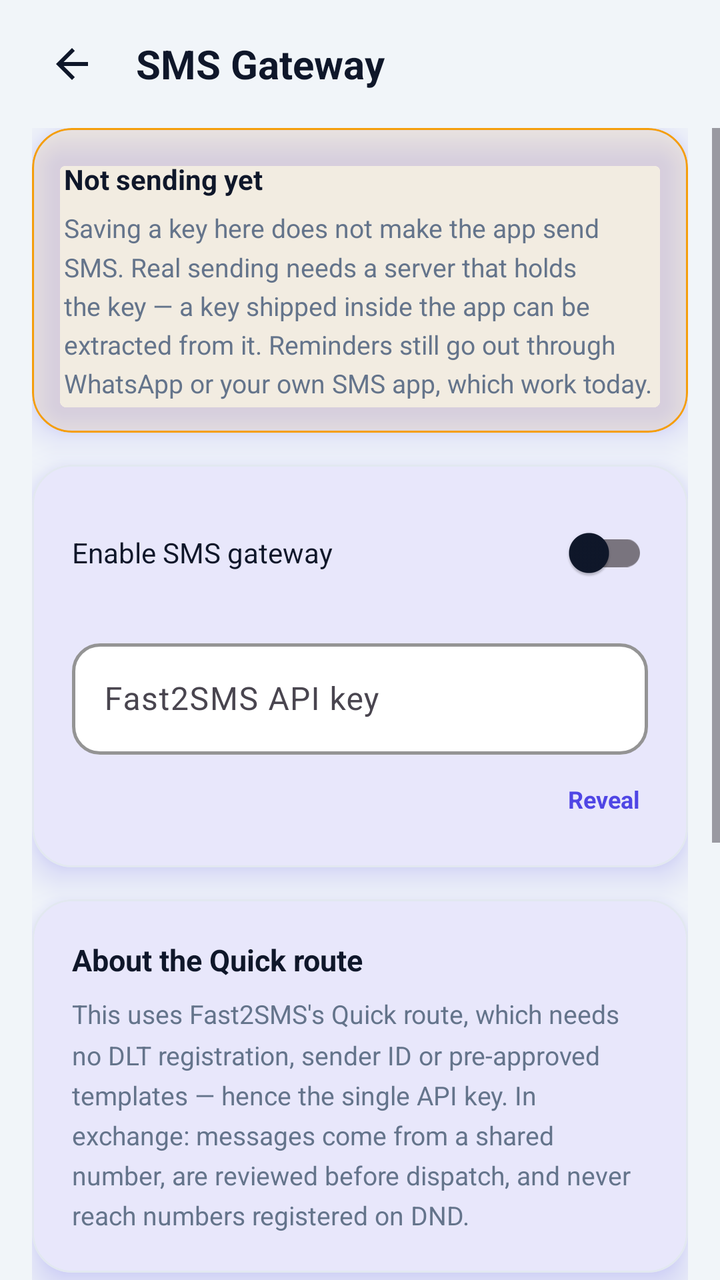
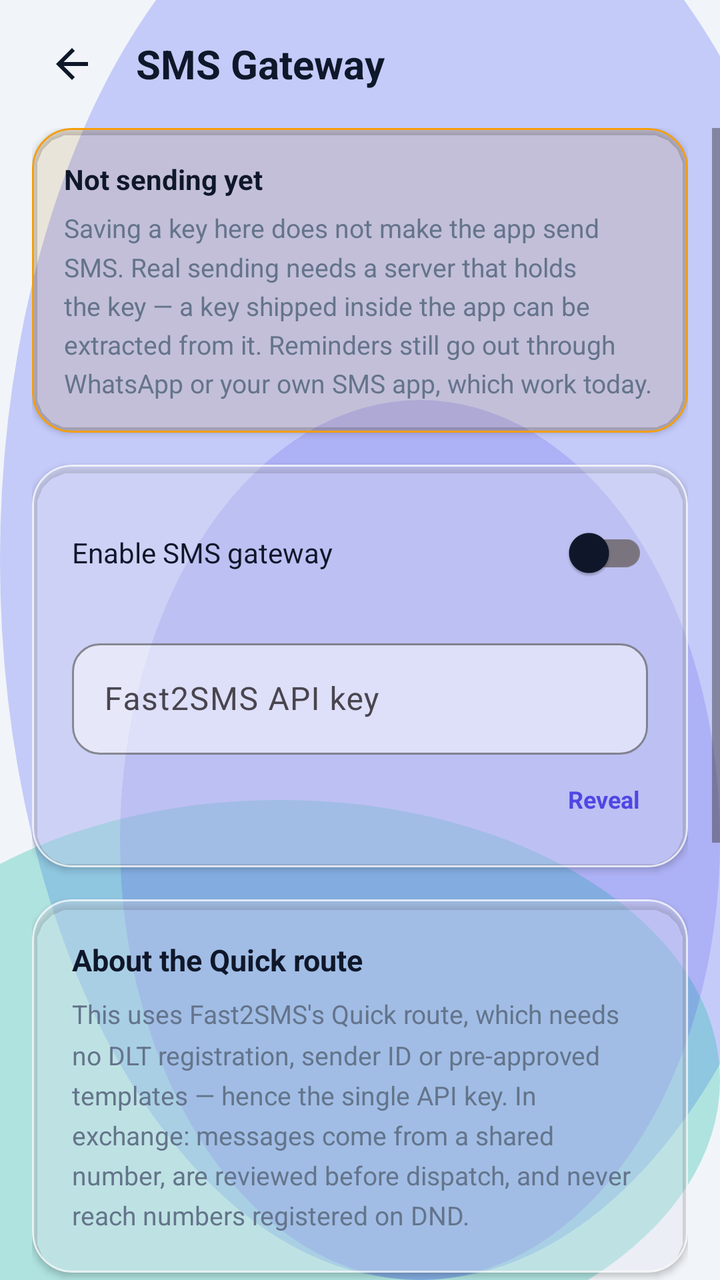

The first picture is an Android layout as it rendered before a commit; the second is the same layout after the commit. The layout source and the unified diff follow.
<!-- AndroidManifest.xml: application theme Theme.MoneyLens -->
<!-- res/layout/activity_sms_gateway.xml -->
<?xml version="1.0" encoding="utf-8"?>
<LinearLayout xmlns:android="http://schemas.android.com/apk/res/android"
    xmlns:app="http://schemas.android.com/apk/res-auto"
    android:layout_width="match_parent"
    android:layout_height="match_parent"
    android:orientation="vertical"
    android:background="@color/colorBackground">

    <LinearLayout
        android:layout_width="match_parent"
        android:layout_height="wrap_content"
        android:orientation="horizontal"
        android:gravity="center_vertical"
        android:paddingHorizontal="16dp"
        android:paddingVertical="12dp">

        <ImageView
            android:id="@+id/btnBack"
            android:layout_width="40dp"
            android:layout_height="40dp"
            android:padding="8dp"
            android:src="@drawable/ic_back"
            android:background="?attr/selectableItemBackgroundBorderless"
            android:contentDescription="@string/back"
            app:tint="@color/colorTextPrimary" />

        <TextView
            android:layout_width="0dp"
            android:layout_height="wrap_content"
            android:layout_weight="1"
            android:layout_marginStart="12dp"
            android:text="@string/gateway_title"
            android:textColor="@color/colorTextPrimary"
            android:textSize="20sp"
            android:textStyle="bold" />
    </LinearLayout>

    <ScrollView
        android:layout_width="match_parent"
        android:layout_height="0dp"
        android:layout_weight="1"
        android:fillViewport="true">

        <LinearLayout
            android:layout_width="match_parent"
            android:layout_height="wrap_content"
            android:orientation="vertical"
            android:paddingHorizontal="16dp"
            android:paddingBottom="32dp">

            
            <com.google.android.material.card.MaterialCardView
                style="@style/ClayCard"
                android:layout_width="match_parent"
                android:layout_height="wrap_content"
                android:layout_marginBottom="16dp"
                app:cardBackgroundColor="@color/colorWarningTint"
                app:strokeColor="@color/colorWarning">

                <LinearLayout
                    android:layout_width="match_parent"
                    android:layout_height="wrap_content"
                    android:orientation="vertical"
                    android:padding="16dp">

                    <TextView
                        android:layout_width="wrap_content"
                        android:layout_height="wrap_content"
                        android:layout_marginBottom="6dp"
                        android:text="@string/gateway_banner_title"
                        android:textColor="@color/colorTextPrimary"
                        android:textSize="14sp"
                        android:textStyle="bold" />

                    <TextView
                        android:layout_width="match_parent"
                        android:layout_height="wrap_content"
                        android:lineSpacingMultiplier="1.25"
                        android:text="@string/gateway_banner_body"
                        android:textColor="@color/colorTextSecondary"
                        android:textSize="13sp" />
                </LinearLayout>
            </com.google.android.material.card.MaterialCardView>

            
            <com.google.android.material.card.MaterialCardView
                style="@style/ClayCard"
                android:layout_width="match_parent"
                android:layout_height="wrap_content"
                android:layout_marginBottom="16dp">

                <LinearLayout
                    android:layout_width="match_parent"
                    android:layout_height="wrap_content"
                    android:orientation="vertical"
                    android:padding="20dp">

                    <LinearLayout
                        android:layout_width="match_parent"
                        android:layout_height="wrap_content"
                        android:orientation="horizontal"
                        android:gravity="center_vertical"
                        android:layout_marginBottom="16dp">

                        <TextView
                            android:layout_width="0dp"
                            android:layout_height="wrap_content"
                            android:layout_weight="1"
                            android:text="@string/gateway_enable"
                            android:textColor="@color/colorTextPrimary"
                            android:textSize="14sp" />

                        <com.google.android.material.switchmaterial.SwitchMaterial
                            android:id="@+id/switchGatewayEnabled"
                            android:layout_width="wrap_content"
                            android:layout_height="wrap_content" />
                    </LinearLayout>

                    <com.google.android.material.textfield.TextInputLayout
                        style="@style/ClayInput"
                        android:layout_width="match_parent"
                        android:layout_height="wrap_content"
                        android:hint="@string/gateway_api_key">

                        <com.google.android.material.textfield.TextInputEditText
                            android:id="@+id/etApiKey"
                            android:layout_width="match_parent"
                            android:layout_height="wrap_content"
                            android:inputType="textPassword"
                            android:textColor="@color/colorTextPrimary" />
                    </com.google.android.material.textfield.TextInputLayout>

                    <LinearLayout
                        android:layout_width="match_parent"
                        android:layout_height="wrap_content"
                        android:orientation="horizontal"
                        android:gravity="center_vertical"
                        android:layout_marginTop="8dp">

                        <TextView
                            android:id="@+id/txtStoredKey"
                            android:layout_width="0dp"
                            android:layout_height="wrap_content"
                            android:layout_weight="1"
                            android:textColor="@color/colorTextTertiary"
                            android:textSize="12sp" />

                        <TextView
                            android:id="@+id/btnRevealKey"
                            android:layout_width="wrap_content"
                            android:layout_height="wrap_content"
                            android:paddingVertical="6dp"
                            android:paddingHorizontal="4dp"
                            android:text="@string/gateway_reveal"
                            android:textColor="@color/colorPrimary"
                            android:textSize="12sp"
                            android:textStyle="bold"
                            android:background="?attr/selectableItemBackground" />
                    </LinearLayout>
                </LinearLayout>
            </com.google.android.material.card.MaterialCardView>

            
            <com.google.android.material.card.MaterialCardView
                style="@style/ClayCard"
                android:layout_width="match_parent"
                android:layout_height="wrap_content"
                android:layout_marginBottom="16dp">

                <LinearLayout
                    android:layout_width="match_parent"
                    android:layout_height="wrap_content"
                    android:orientation="vertical"
                    android:padding="20dp">

                    <TextView
                        android:layout_width="wrap_content"
                        android:layout_height="wrap_content"
                        android:layout_marginBottom="8dp"
                        android:text="@string/gateway_caveats_title"
                        android:textColor="@color/colorTextPrimary"
                        android:textSize="15sp"
                        android:textStyle="bold" />

                    <TextView
                        android:layout_width="match_parent"
                        android:layout_height="wrap_content"
                        android:lineSpacingMultiplier="1.3"
                        android:text="@string/gateway_caveats_body"
                        android:textColor="@color/colorTextSecondary"
                        android:textSize="13sp" />
                </LinearLayout>
            </com.google.android.material.card.MaterialCardView>

            
            <com.google.android.material.card.MaterialCardView
                style="@style/ClayCard"
                android:layout_width="match_parent"
                android:layout_height="wrap_content"
                android:layout_marginBottom="16dp">

                <LinearLayout
                    android:layout_width="match_parent"
                    android:layout_height="wrap_content"
                    android:orientation="vertical"
                    android:padding="20dp">

                    <TextView
                        android:layout_width="wrap_content"
                        android:layout_height="wrap_content"
                        android:layout_marginBottom="8dp"
                        android:text="@string/gateway_pricing_title"
                        android:textColor="@color/colorTextPrimary"
                        android:textSize="15sp"
                        android:textStyle="bold" />

                    <TextView
                        android:layout_width="match_parent"
                        android:layout_height="wrap_content"
                        android:lineSpacingMultiplier="1.3"
                        android:text="@string/gateway_pricing_body"
                        android:textColor="@color/colorTextSecondary"
                        android:textSize="13sp" />

                    <TextView
                        android:layout_width="match_parent"
                        android:layout_height="wrap_content"
                        android:layout_marginTop="10dp"
                        android:text="@string/gateway_pricing_asof"
                        android:textColor="@color/colorTextTertiary"
                        android:textSize="11sp" />

                    <com.google.android.material.button.MaterialButton
                        android:id="@+id/btnOpenFast2Sms"
                        style="@style/ClayButtonSecondary"
                        android:layout_width="match_parent"
                        android:layout_height="wrap_content"
                        android:layout_marginTop="12dp"
                        android:text="@string/gateway_open_site" />
                </LinearLayout>
            </com.google.android.material.card.MaterialCardView>

            <com.google.android.material.button.MaterialButton
                android:id="@+id/btnSaveGateway"
                style="@style/ClayButton"
                android:layout_width="match_parent"
                android:layout_height="wrap_content"
                android:text="@string/gateway_save" />
        </LinearLayout>
    </ScrollView>
</LinearLayout>
<!-- resources referenced by this layout -->
<resources>
  <style name="ClayButton" parent="Widget.Material3.Button">
          <item name="cornerRadius">@dimen/clay_button_radius</item>
          <item name="android:paddingVertical">14dp</item>
          <item name="backgroundTint">@color/colorPrimary</item>
          <item name="android:textColor">@color/colorOnPrimary</item>
          <item name="iconTint">@color/colorOnPrimary</item>
          <item name="android:elevation">6dp</item>
          <item name="android:outlineSpotShadowColor" tools:targetApi="p">@color/colorPrimaryShadow</item>
          <item name="android:insetTop">0dp</item>
          <item name="android:insetBottom">0dp</item>
      </style>
  <style name="ClayButtonSecondary" parent="Widget.Material3.Button.OutlinedButton">
          <item name="cornerRadius">@dimen/clay_button_radius</item>
          <item name="android:paddingVertical">14dp</item>
          <item name="backgroundTint">@color/colorSurface</item>
          <item name="android:textColor">@color/colorPrimary</item>
          <item name="strokeColor">@color/colorPrimary</item>
          <item name="strokeWidth">1.5dp</item>
          <item name="android:insetTop">0dp</item>
          <item name="android:insetBottom">0dp</item>
      </style>
  <style name="ClayCard" parent="Widget.Material3.CardView.Elevated">
          <item name="cardCornerRadius">@dimen/clay_card_radius</item>
          <item name="cardElevation">10dp</item>
          <item name="android:stateListAnimator">@null</item>
          <item name="strokeColor">@color/colorCardBorder</item>
          <item name="strokeWidth">1dp</item>
          <item name="cardBackgroundColor">@color/colorSurface</item>
          <item name="android:outlineSpotShadowColor" tools:targetApi="p">@color/colorPrimary</item>
          <item name="android:outlineAmbientShadowColor" tools:targetApi="p">@color/colorPrimary</item>
      </style>
  <style name="ClayInput" parent="Widget.Material3.TextInputLayout.OutlinedBox">
          <item name="boxCornerRadiusTopStart">@dimen/clay_input_radius</item>
          <item name="boxCornerRadiusTopEnd">@dimen/clay_input_radius</item>
          <item name="boxCornerRadiusBottomStart">@dimen/clay_input_radius</item>
          <item name="boxCornerRadiusBottomEnd">@dimen/clay_input_radius</item>
          <item name="boxStrokeColor">@color/colorCardBorder</item>
          <item name="boxStrokeWidth">1.5dp</item>
          <item name="boxStrokeWidthFocused">2.5dp</item>
          <item name="boxBackgroundColor">@color/colorSurface</item>
          <item name="hintTextColor">@color/colorPrimary</item>
      </style>
  <color name="colorPrimaryShadow">#3730A3</color>
  <color name="colorCardBorder">#E2E8F0</color>
  <style name="Base.Theme.MoneyLens" parent="Theme.Material3.Light.NoActionBar">
          
          <item name="colorPrimary">@color/colorPrimary</item>
          <item name="colorOnPrimary">@color/colorOnPrimary</item>
          <item name="colorSecondary">@color/colorSecondary</item>
          <item name="colorError">@color/colorDanger</item>
          <item name="android:windowBackground">@color/colorBackground</item>
          <item name="colorSurface">@color/colorSurface</item>
          <item name="android:colorBackground">@color/colorBackground</item>
          <item name="colorOnSurface">@color/colorTextPrimary</item>
  
          
          <item name="android:statusBarColor">@color/colorBackground</item>
          <item name="android:windowLightStatusBar" tools:targetApi="m">true</item>
          <item name="android:navigationBarColor">@color/colorBackground</item>
      </style>
  <!-- unchanged entries left out for length: 30 -->
</resources>

<!-- the commit's change to res/layout/activity_sms_gateway.xml (unified diff, before → after) -->
@@ -4,7 +4,7 @@
     android:layout_width="match_parent"
     android:layout_height="match_parent"
     android:orientation="vertical"
-    android:background="@color/colorBackground">
+    android:background="@drawable/bg_mesh_gradient">
 
     <LinearLayout
         android:layout_width="match_parent"
<!-- resource entries referenced after the edit -->
@@ -1,51 +1,83 @@
 <!-- resources referenced by this layout -->
 <resources>
+  <!-- drawable bg_mesh_gradient (drawable) -->
+  <?xml version="1.0" encoding="utf-8"?>
+  <layer-list xmlns:android="http://schemas.android.com/apk/res/android">
+      
+      <item>
+          <shape android:shape="rectangle">
+              <solid android:color="@color/colorBackground" />
+          </shape>
+      </item>
+      
+      <item android:top="-80dp" android:right="-60dp">
+          <shape android:shape="oval">
+              <solid android:color="@color/glassMeshOrb1" />
+              <size android:width="280dp" android:height="280dp" />
+          </shape>
+      </item>
+      
+      <item android:bottom="-40dp" android:left="-80dp" android:top="400dp">
+          <shape android:shape="oval">
+              <solid android:color="@color/glassMeshOrb2" />
+              <size android:width="240dp" android:height="240dp" />
+          </shape>
+      </item>
+      
+      <item android:top="200dp" android:left="60dp">
+          <shape android:shape="oval">
+              <solid android:color="@color/glassMeshOrb3" />
+              <size android:width="200dp" android:height="200dp" />
+          </shape>
+      </item>
+  </layer-list>
   <style name="ClayButton" parent="Widget.Material3.Button">
           <item name="cornerRadius">@dimen/clay_button_radius</item>
           <item name="android:paddingVertical">14dp</item>
           <item name="backgroundTint">@color/colorPrimary</item>
           <item name="android:textColor">@color/colorOnPrimary</item>
           <item name="iconTint">@color/colorOnPrimary</item>
-          <item name="android:elevation">6dp</item>
-          <item name="android:outlineSpotShadowColor" tools:targetApi="p">@color/colorPrimaryShadow</item>
+          <item name="android:elevation">4dp</item>
           <item name="android:insetTop">0dp</item>
           <item name="android:insetBottom">0dp</item>
       </style>
   <style name="ClayButtonSecondary" parent="Widget.Material3.Button.OutlinedButton">
           <item name="cornerRadius">@dimen/clay_button_radius</item>
           <item name="android:paddingVertical">14dp</item>
-          <item name="backgroundTint">@color/colorSurface</item>
+          <item name="backgroundTint">@color/glassCardBg</item>
           <item name="android:textColor">@color/colorPrimary</item>
-          <item name="strokeColor">@color/colorPrimary</item>
-          <item name="strokeWidth">1.5dp</item>
+          <item name="strokeColor">@color/glassCardBorder</item>
+          <item name="strokeWidth">1dp</item>
           <item name="android:insetTop">0dp</item>
           <item name="android:insetBottom">0dp</item>
       </style>
   <style name="ClayCard" parent="Widget.Material3.CardView.Elevated">
           <item name="cardCornerRadius">@dimen/clay_card_radius</item>
-          <item name="cardElevation">10dp</item>
+          <item name="cardElevation">2dp</item>
           <item name="android:stateListAnimator">@null</item>
-          <item name="strokeColor">@color/colorCardBorder</item>
+          <item name="strokeColor">@color/glassCardBorder</item>
           <item name="strokeWidth">1dp</item>
-          <item name="cardBackgroundColor">@color/colorSurface</item>
-          <item name="android:outlineSpotShadowColor" tools:targetApi="p">@color/colorPrimary</item>
-          <item name="android:outlineAmbientShadowColor" tools:targetApi="p">@color/colorPrimary</item>
+          <item name="cardBackgroundColor">@color/glassCardBg</item>
       </style>
   <style name="ClayInput" parent="Widget.Material3.TextInputLayout.OutlinedBox">
           <item name="boxCornerRadiusTopStart">@dimen/clay_input_radius</item>
           <item name="boxCornerRadiusTopEnd">@dimen/clay_input_radius</item>
           <item name="boxCornerRadiusBottomStart">@dimen/clay_input_radius</item>
           <item name="boxCornerRadiusBottomEnd">@dimen/clay_input_radius</item>
-          <item name="boxStrokeColor">@color/colorCardBorder</item>
-          <item name="boxStrokeWidth">1.5dp</item>
-          <item name="boxStrokeWidthFocused">2.5dp</item>
-          <item name="boxBackgroundColor">@color/colorSurface</item>
+          <item name="boxStrokeColor">@color/glassInputBorder</item>
+          <item name="boxStrokeWidth">1dp</item>
+          <item name="boxStrokeWidthFocused">2dp</item>
+          <item name="boxBackgroundColor">@color/glassInputBg</item>
           <item name="hintTextColor">@color/colorPrimary</item>
       </style>
-  <color name="colorPrimaryShadow">#3730A3</color>
-  <color name="colorCardBorder">#E2E8F0</color>
+  <color name="glassMeshOrb1">#66818CF8</color>
+  <color name="glassMeshOrb2">#4D14B8A6</color>
+  <color name="glassMeshOrb3">#334F46E5</color>
+  <color name="glassCardBg">#8CFFFFFF</color>
+  <color name="glassCardBorder">#B3FFFFFF</color>
+  <color name="glassInputBorder">#A6FFFFFF</color>
+  <color name="glassInputBg">#80FFFFFF</color>
   <style name="Base.Theme.MoneyLens" parent="Theme.Material3.Light.NoActionBar">
-          
           <item name="colorPrimary">@color/colorPrimary</item>
           <item name="colorOnPrimary">@color/colorOnPrimary</item>
           <item name="colorSecondary">@color/colorSecondary</item>
@@ -56,9 +88,10 @@
           <item name="colorOnSurface">@color/colorTextPrimary</item>
   
           
-          <item name="android:statusBarColor">@color/colorBackground</item>
+          <item name="android:statusBarColor">@android:color/transparent</item>
           <item name="android:windowLightStatusBar" tools:targetApi="m">true</item>
-          <item name="android:navigationBarColor">@color/colorBackground</item>
+          <item name="android:navigationBarColor">@android:color/transparent</item>
+          <item name="android:windowDrawsSystemBarBackgrounds">true</item>
       </style>
   <!-- unchanged entries left out for length: 30 -->
 </resources>
